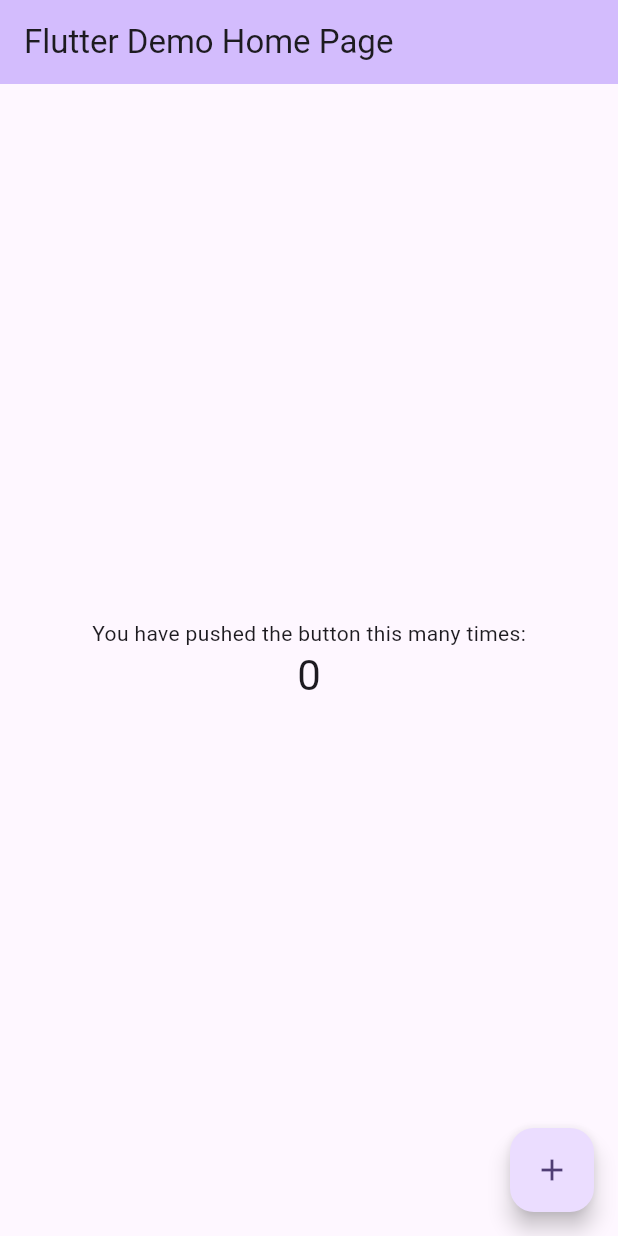
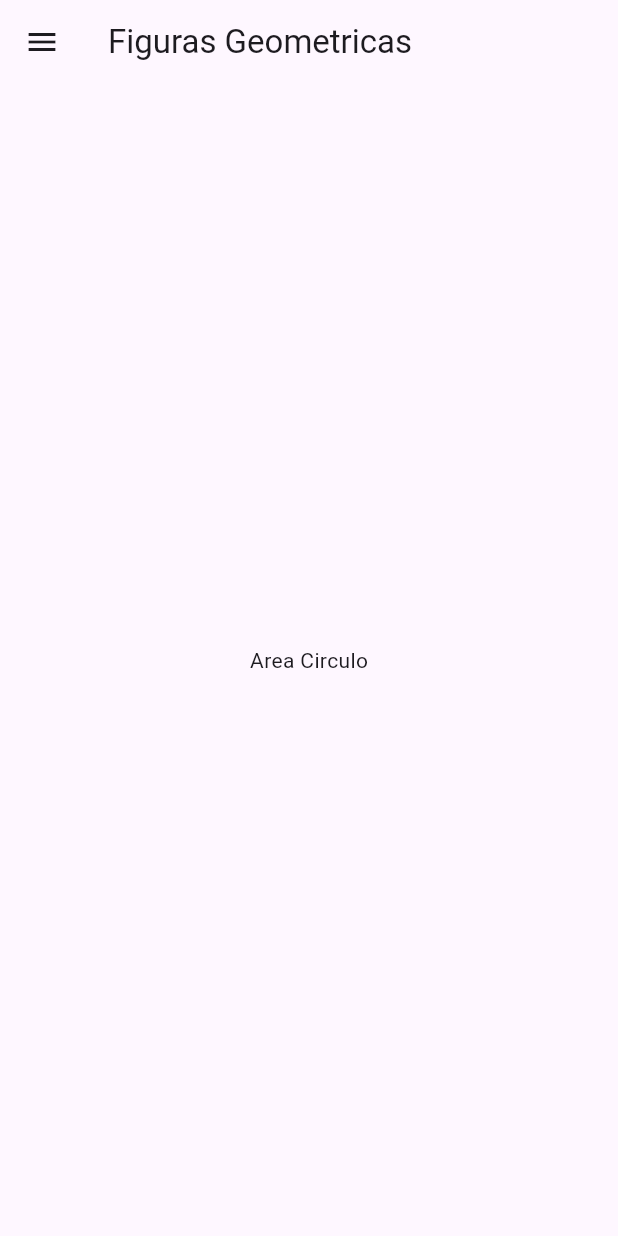
Before and after one commit to UdeA-20242-TeamB/lab02_TeamB, a Flutter app: the screen it shows after launch, on a phone screen of 412 x 824 dp. Run offline on Flutter 3.47's test engine with Material 3 defaults, Android fonts, the phone set to English and light mode, and no system bars.

Commit message:
Removed NavigationBar Created DrawerPage Created all multiple pages dedicated to the calculation of area and Perimeter of each figure.

```diff
--- a/lib/main.dart
+++ b/lib/main.dart
@@ -1,4 +1,7 @@
 import 'package:flutter/material.dart';
+import 'package:lab02/pages/drawer_page.dart';
+
+
 //Team B Develop
 void main() {
   runApp(const MyApp());
@@ -7,119 +10,16 @@ void main() {
 class MyApp extends StatelessWidget {
   const MyApp({super.key});
 
-  // This widget is the root of your application.
   @override
   Widget build(BuildContext context) {
     return MaterialApp(
       title: 'Flutter Demo',
+      //locale: const Locale("es", "CO"),
       theme: ThemeData(
-        // This is the theme of your application.
-        //
-        // TRY THIS: Try running your application with "flutter run". You'll see
-        // the application has a purple toolbar. Then, without quitting the app,
-        // try changing the seedColor in the colorScheme below to Colors.green
-        // and then invoke "hot reload" (save your changes or press the "hot
-        // reload" button in a Flutter-supported IDE, or press "r" if you used
-        // the command line to start the app).
-        //
-        // Notice that the counter didn't reset back to zero; the application
-        // state is not lost during the reload. To reset the state, use hot
-        // restart instead.
-        //
-        // This works for code too, not just values: Most code changes can be
-        // tested with just a hot reload.
         colorScheme: ColorScheme.fromSeed(seedColor: Colors.deepPurple),
         useMaterial3: true,
       ),
-      home: const MyHomePage(title: 'Flutter Demo Home Page'),
+      home: const DrawerPage( ),
     );
   }
 }
-
-class MyHomePage extends StatefulWidget {
-  const MyHomePage({super.key, required this.title});
-
-  // This widget is the home page of your application. It is stateful, meaning
-  // that it has a State object (defined below) that contains fields that affect
-  // how it looks.
-
-  // This class is the configuration for the state. It holds the values (in this
-  // case the title) provided by the parent (in this case the App widget) and
-  // used by the build method of the State. Fields in a Widget subclass are
-  // always marked "final".
-
-  final String title;
-
-  @override
-  State<MyHomePage> createState() => _MyHomePageState();
-}
-
-class _MyHomePageState extends State<MyHomePage> {
-  int _counter = 0;
-
-  void _incrementCounter() {
-    setState(() {
-      // This call to setState tells the Flutter framework that something has
-      // changed in this State, which causes it to rerun the build method below
-      // so that the display can reflect the updated values. If we changed
-      // _counter without calling setState(), then the build method would not be
-      // called again, and so nothing would appear to happen.
-      _counter++;
-    });
-  }
-
-  @override
-  Widget build(BuildContext context) {
-    // This method is rerun every time setState is called, for instance as done
-    // by the _incrementCounter method above.
-    //
-    // The Flutter framework has been optimized to make rerunning build methods
-    // fast, so that you can just rebuild anything that needs updating rather
-    // than having to individually change instances of widgets.
-    return Scaffold(
-      appBar: AppBar(
-        // TRY THIS: Try changing the color here to a specific color (to
-        // Colors.amber, perhaps?) and trigger a hot reload to see the AppBar
-        // change color while the other colors stay the same.
-        backgroundColor: Theme.of(context).colorScheme.inversePrimary,
-        // Here we take the value from the MyHomePage object that was created by
-        // the App.build method, and use it to set our appbar title.
-        title: Text(widget.title),
-      ),
-      body: Center(
-        // Center is a layout widget. It takes a single child and positions it
-        // in the middle of the parent.
-        child: Column(
-          // Column is also a layout widget. It takes a list of children and
-          // arranges them vertically. By default, it sizes itself to fit its
-          // children horizontally, and tries to be as tall as its parent.
-          //
-          // Column has various properties to control how it sizes itself and
-          // how it positions its children. Here we use mainAxisAlignment to
-          // center the children vertically; the main axis here is the vertical
-          // axis because Columns are vertical (the cross axis would be
-          // horizontal).
-          //
-          // TRY THIS: Invoke "debug painting" (choose the "Toggle Debug Paint"
-          // action in the IDE, or press "p" in the console), to see the
-          // wireframe for each widget.
-          mainAxisAlignment: MainAxisAlignment.center,
-          children: <Widget>[
-            const Text(
-              'You have pushed the button this many times:',
-            ),
-            Text(
-              '$_counter',
-              style: Theme.of(context).textTheme.headlineMedium,
-            ),
-          ],
-        ),
-      ),
-      floatingActionButton: FloatingActionButton(
-        onPressed: _incrementCounter,
-        tooltip: 'Increment',
-        child: const Icon(Icons.add),
-      ), // This trailing comma makes auto-formatting nicer for build methods.
-    );
-  }
-}
--- /dev/null
+++ b/lib/pages/area_circle.dart
@@ -0,0 +1,20 @@
+import 'package:flutter/material.dart';
+//Encargada: Daniela Marin Meneses
+
+class AreaCircle extends StatefulWidget {
+  const AreaCircle({super.key});
+
+  @override
+  State<AreaCircle> createState() => _AreaCircleState();
+}
+
+class _AreaCircleState extends State<AreaCircle> {
+  @override
+  Widget build(BuildContext context) {
+    return const Scaffold(
+      body: Center(
+        child: Text("Area Circulo"),
+      ),
+    );
+  }
+}
--- /dev/null
+++ b/lib/pages/drawer_page.dart
@@ -0,0 +1,132 @@
+import 'package:flutter/material.dart';
+import 'package:lab02/pages/area_circle.dart';
+import 'package:lab02/pages/area_pentagon.dart';
+import 'package:lab02/pages/area_square.dart';
+import 'package:lab02/pages/area_triangle.dart';
+import 'package:lab02/pages/perimeter_circle.dart';
+import 'package:lab02/pages/perimeter_pentagon.dart';
+import 'package:lab02/pages/perimeter_square.dart';
+import 'package:lab02/pages/perimeter_triangle.dart';
+
+//Drawer page
+
+class DrawerPage extends StatefulWidget {
+  const DrawerPage({super.key});
+
+  @override
+  State<DrawerPage> createState() => _DrawerPageState();
+}
+
+class _DrawerPageState extends State<DrawerPage> {
+  int _selectedIndex = 0;
+
+  static const List<Widget> _widgetOptions = <Widget>[
+    AreaCircle(),
+    PerimeterCircle(),
+    AreaSquare(),
+    PerimeterSquare(),
+    AreaTriangle(),
+    PerimeterTriangle(),
+    AreaPentagon(),
+    PerimeterPentagon(),
+  ];
+
+  void _onItemTapped(int index) {
+    setState(() {
+      _selectedIndex = index;
+    });
+  }
+
+  @override
+  Widget build(BuildContext context) {
+    return Scaffold(
+      appBar: AppBar(
+        title: const Text("Figuras Geometricas"),
+      ),
+      body: Center(
+        child: _widgetOptions.elementAt(_selectedIndex),
+      ),
+      drawer: ListView(
+        children: [
+          const DrawerHeader(
+            decoration: BoxDecoration(color: Colors.blue),
+            child: Text("Figuras Geometricas"),
+          ),
+
+          ListTile(
+            leading: const Icon(Icons.list),
+            title: const Text("Area Circulo"),
+            onTap:(){
+              _onItemTapped(0);
+              Navigator.pop(context);
+            },
+          ),
+
+          ListTile(
+            leading: const Icon(Icons.api),
+            title: const Text("Perimetro Circulo"),
+            onTap:(){
+              _onItemTapped(1);
+              Navigator.pop(context);
+            },
+          ),
+
+          ListTile(
+            leading: const Icon(Icons.favorite),
+            title: const Text("Area Cuadrado"),
+            onTap:(){
+              _onItemTapped(2);
+              Navigator.pop(context);
+            },
+          ),
+
+          ListTile(
+            leading: const Icon(Icons.person),
+            title: const Text("Perimetro cuadrado"),
+            onTap:(){
+              _onItemTapped(3);
+              Navigator.pop(context);
+            },
+          ),
+
+          ListTile(
+            leading: const Icon(Icons.list),
+            title: const Text("Area Triangulo"),
+            onTap:(){
+              _onItemTapped(4);
+              Navigator.pop(context);
+            },
+          ),
+
+          ListTile(
+            leading: const Icon(Icons.list),
+            title: const Text("Perimetro Triangulo"),
+            onTap:(){
+              _onItemTapped(5);
+              Navigator.pop(context);
+            },
+          ),
+
+          ListTile(
+            leading: const Icon(Icons.list),
+            title: const Text("Area Pentagono"),
+            onTap:(){
+              _onItemTapped(6);
+              Navigator.pop(context);
+            },
+          ),
+
+          ListTile(
+            leading: const Icon(Icons.list),
+            title: const Text("Perimetro Pentagono"),
+            onTap:(){
+              _onItemTapped(7);
+              Navigator.pop(context);
+            },
+          ),
+        ],
+      ),
+    );
+  }
+
+}
```
Also changed, not shown: lib/pages/area_pentagon.dart (added, +20 -0 lines), lib/pages/area_square.dart (added, +20 -0 lines), lib/pages/area_triangle.dart (added, +20 -0 lines), lib/pages/navigation_bar_page.dart (deleted, +0 -15 lines), lib/pages/perimeter_circle.dart (added, +20 -0 lines), lib/pages/perimeter_pentagon.dart (added, +20 -0 lines), lib/pages/perimeter_square.dart (added, +20 -0 lines), lib/pages/perimeter_triangle.dart (added, +20 -0 lines).
